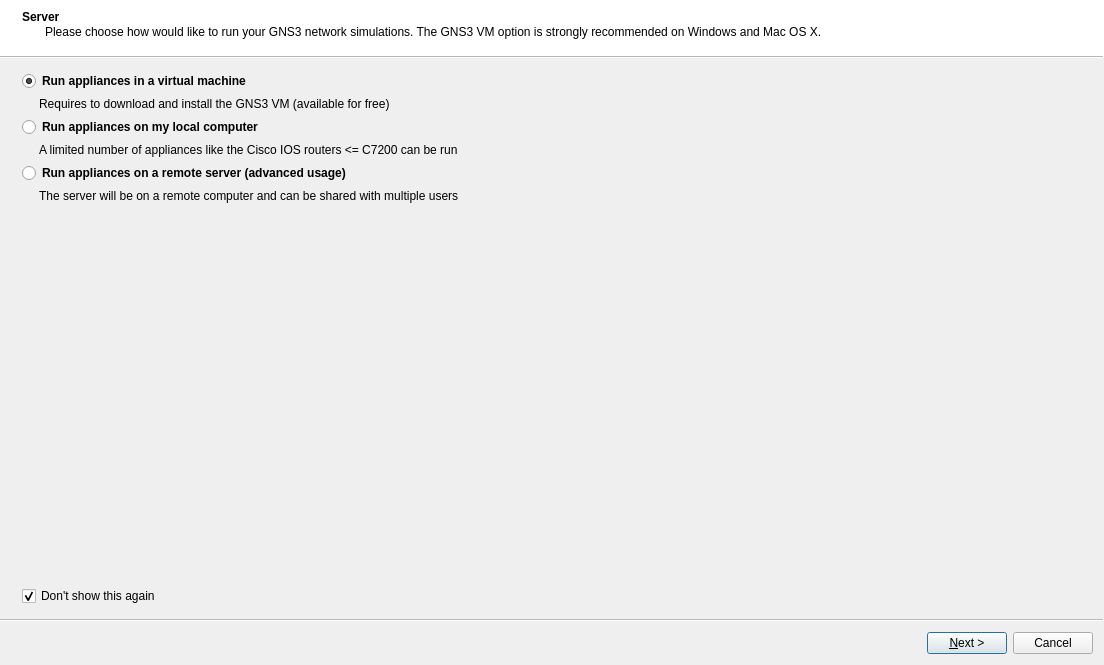
The window that gns3/ui/setup_wizard.ui (GNS3/gns3-gui) describes before a commit, drawn with Qt 5.
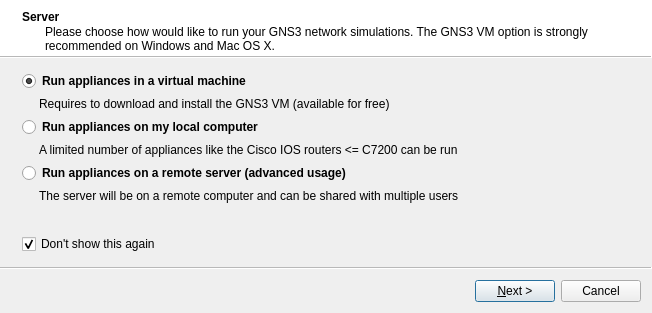
The same window after the commit.

Diff of the .ui file:
```diff
--- a/gns3/ui/setup_wizard.ui
+++ b/gns3/ui/setup_wizard.ui
@@ -6,8 +6,8 @@
    <rect>
     <x>0</x>
     <y>0</y>
-    <width>1104</width>
-    <height>665</height>
+    <width>652</width>
+    <height>313</height>
    </rect>
   </property>
   <property name="windowTitle">
```
Left out of the diff: 91 changed lines with no effect on the pictures.
